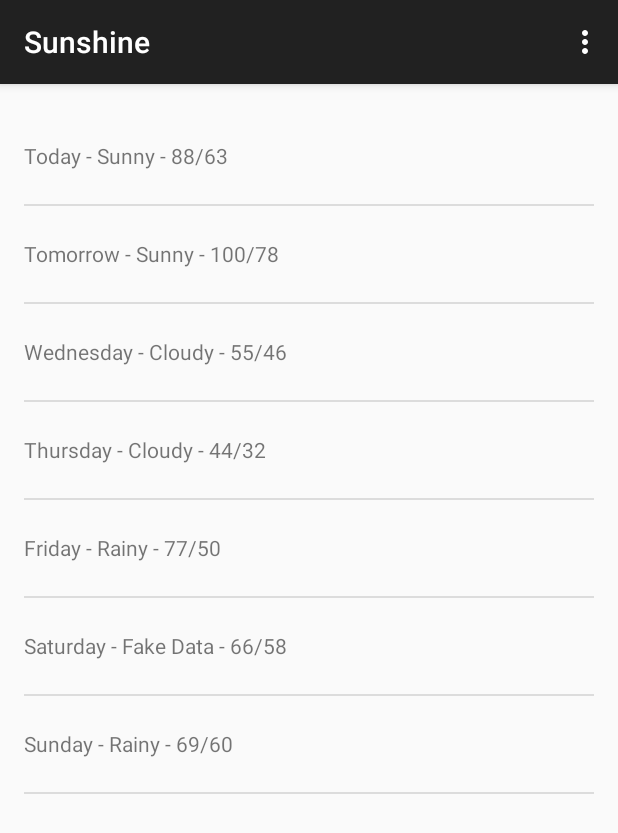
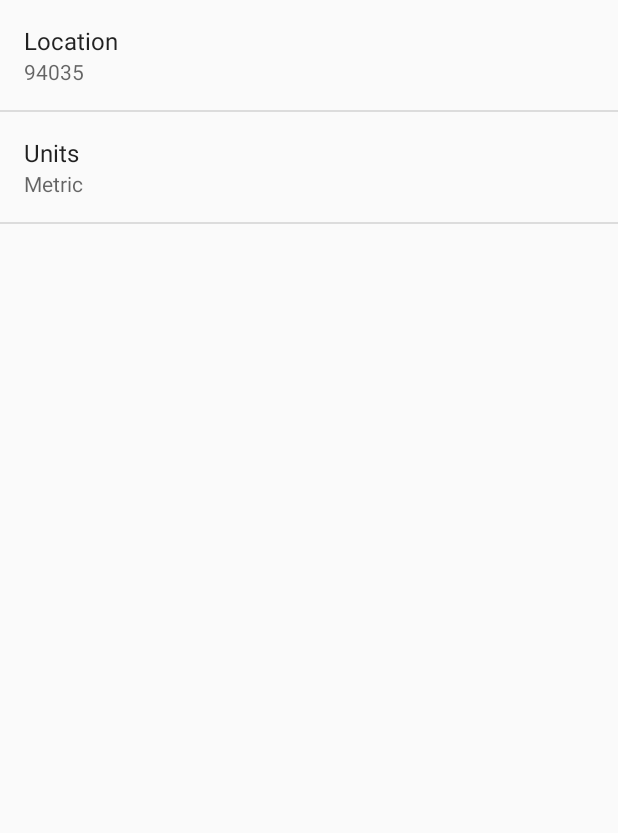
Before and after one commit to PhoenixDev92/SunshineUdacity, an Android app: the screen it shows after launch (MainActivity before the commit, SettingsActivity after it), in the options menu, after a tap on "Settings", on a phone screen of 412 x 824 dp. Shown: the top 833 px of the screen. Run offline under Robolectric (Android 15) with nearby library versions, the phone set to English and light mode, and no system bars.

Commit message:
Completed Lesson 3
Activities and Intents.
View preferred location on map as well as share weather data.

```diff
--- a/Sunshine-Version-2-1.01_hello_world/app/build.gradle
+++ b/Sunshine-Version-2-1.01_hello_world/app/build.gradle
@@ -6,7 +6,7 @@ android {
 
     defaultConfig {
         applicationId "com.example.android.sunshine.app"
-        minSdkVersion 10
+        minSdkVersion 14
         targetSdkVersion 21
         versionCode 1
         versionName "1.0"
--- a/Sunshine-Version-2-1.01_hello_world/app/src/main/java/com/example/android/sunshine/app/ForecastFragment.java
+++ b/Sunshine-Version-2-1.01_hello_world/app/src/main/java/com/example/android/sunshine/app/ForecastFragment.java
@@ -1,9 +1,12 @@
 package com.example.android.sunshine.app;
 
 
+import android.content.Intent;
+import android.content.SharedPreferences;
 import android.net.Uri;
 import android.os.AsyncTask;
 import android.os.Bundle;
+import android.preference.PreferenceManager;
 import android.support.v4.app.Fragment;
 import android.text.format.Time;
 import android.util.Log;
@@ -13,6 +16,7 @@ import android.view.MenuInflater;
 import android.view.MenuItem;
 import android.view.View;
 import android.view.ViewGroup;
+import android.widget.AdapterView;
 import android.widget.ArrayAdapter;
 import android.widget.ListView;
 
@@ -40,6 +44,12 @@ public class ForecastFragment extends Fragment {
     }
 
     @Override
+    public void onStart() {
+        super.onStart();
+        updateWeather();
+    }
+
+    @Override
     public void onCreate(Bundle savedInstanceState){
         super.onCreate(savedInstanceState);
         setHasOptionsMenu(true);
@@ -48,20 +58,20 @@ public class ForecastFragment extends Fragment {
     @Override
     public View onCreateView(LayoutInflater inflater, ViewGroup container,
                              Bundle savedInstanceState) {
-        View rootView = inflater.inflate(R.layout.fragment_main, container, false);
+        final View rootView = inflater.inflate(R.layout.fragment_main, container, false);
 
-        ArrayList<String> forecastData = new ArrayList<>();
-        forecastData.add("Today - Sunny - 88/63");
-        forecastData.add("Tomorrow - Sunny - 100/78");
-        forecastData.add("Wednesday - Cloudy - 55/46");
-        forecastData.add("Thursday - Cloudy - 44/32");
-        forecastData.add("Friday - Rainy - 77/50");
-        forecastData.add("Saturday - Fake Data - 66/58");
-        forecastData.add("Sunday - Rainy - 69/60");
-
-        arrayAdapter = new ArrayAdapter<String>(getActivity(), R.layout.list_item_forcast, R.id.list_item_forecast_textview, forecastData);
+        arrayAdapter = new ArrayAdapter<String>(getActivity(), R.layout.list_item_forcast, R.id.list_item_forecast_textview, new ArrayList<String>());
         ListView listContainer = (ListView) rootView.findViewById(R.id.listview_forecast);
         listContainer.setAdapter(arrayAdapter);
+        listContainer.setOnItemClickListener(new AdapterView.OnItemClickListener() {
+            @Override
+            public void onItemClick(AdapterView<?> parent, View view, int position, long id) {
+                //Toast.makeText(getActivity(), arrayAdapter.getItem(position), Toast.LENGTH_SHORT).show();
+                Intent displayDetails = new Intent(getActivity(), DetailActivity.class);
+                displayDetails.putExtra(Intent.EXTRA_TEXT, arrayAdapter.getItem(position));
+                startActivity(displayDetails);
+            }
+        });
 
         return rootView;
     }
@@ -76,12 +86,18 @@ public class ForecastFragment extends Fragment {
         int id = item.getItemId();
 
         if (id == R.id.action_refresh) {
-            FetchWeatherTask fetchWeatherTask = new FetchWeatherTask();
-            fetchWeatherTask.execute("94043,us");
+            updateWeather();
             return true;
         }
 
         return super.onOptionsItemSelected(item);
+    }
+
+    private void updateWeather(){
+        FetchWeatherTask fetchWeatherTask = new FetchWeatherTask();
+        SharedPreferences preferences = PreferenceManager.getDefaultSharedPreferences(getActivity());
+        String locationToQuery = preferences.getString(getString(R.string.pref_location_key), getString(R.string.pref_location_default)) + ",us";
+        fetchWeatherTask.execute(locationToQuery);
     }
 
     public class FetchWeatherTask extends AsyncTask<String, Void, String[]>
@@ -103,6 +119,14 @@ public class ForecastFragment extends Fragment {
          * Prepare the weather high/lows for presentation.
          */
         private String formatHighLows(double high, double low) {
+            SharedPreferences preferences = PreferenceManager.getDefaultSharedPreferences(getActivity());
+            String selectedUnits = preferences.getString(getString(R.string.pref_units_key), getString(R.string.pref_units_default));
+
+            if (selectedUnits.equalsIgnoreCase("Imperial")){
+                high = (high * 1.8f) + 32;
+                low = (low * 1.8f) + 32;
+            }
+
             // For presentation, assume the user doesn't care about tenths of a degree.
             long roundedHigh = Math.round(high);
             long roundedLow = Math.round(low);
@@ -234,7 +258,6 @@ public class ForecastFragment extends Fragment {
                     return null;
                 }
                 forecastJsonStr = buffer.toString();
-
                 return getWeatherDataFromJson(forecastJsonStr, 7);
 
             } catch (IOException e) {
--- /dev/null
+++ b/Sunshine-Version-2-1.01_hello_world/app/src/main/java/com/example/android/sunshine/app/SettingsActivity.java
@@ -0,0 +1,68 @@
+package com.example.android.sunshine.app;
+
+import android.os.Bundle;
+import android.preference.ListPreference;
+import android.preference.Preference;
+import android.preference.PreferenceActivity;
+import android.preference.PreferenceManager;
+
+/**
+ * A {@link PreferenceActivity} that presents a set of application settings.
+ * <p>
+ * See <a href="http://developer.android.com/design/patterns/settings.html">
+ * Android Design: Settings</a> for design guidelines and the <a
+ * href="http://developer.android.com/guide/topics/ui/settings.html">Settings
+ * API Guide</a> for more information on developing a Settings UI.
+ */
+public class SettingsActivity extends PreferenceActivity
+        implements Preference.OnPreferenceChangeListener {
+
+    @Override
+    public void onCreate(Bundle savedInstanceState) {
+        super.onCreate(savedInstanceState);
+        // Add 'general' preferences, defined in the XML file
+        addPreferencesFromResource(R.xml.pref_general);
+
+        // For all preferences, attach an OnPreferenceChangeListener so the UI summary can be
+        // updated when the preference changes.
+        bindPreferenceSummaryToValue(findPreference(getString(R.string.pref_location_key)));
+        bindPreferenceSummaryToValue(findPreference(getString(R.string.pref_units_key)));
+    }
+
+    /**
+     * Attaches a listener so the summary is always updated with the preference value.
+     * Also fires the listener once, to initialize the summary (so it shows up before the value
+     * is changed.)
+     */
+    private void bindPreferenceSummaryToValue(Preference preference) {
+        // Set the listener to watch for value changes.
+        preference.setOnPreferenceChangeListener(this);
+
+        // Trigger the listener immediately with the preference's
+        // current value.
+        onPreferenceChange(preference,
+                PreferenceManager
+                        .getDefaultSharedPreferences(preference.getContext())
+                        .getString(preference.getKey(), ""));
+    }
+
+    @Override
+    public boolean onPreferenceChange(Preference preference, Object value) {
+        String stringValue = value.toString();
+
+        if (preference instanceof ListPreference) {
+            // For list preferences, look up the correct display value in
+            // the preference's 'entries' list (since they have separate labels/values).
+            ListPreference listPreference = (ListPreference) preference;
+            int prefIndex = listPreference.findIndexOfValue(stringValue);
+            if (prefIndex >= 0) {
+                preference.setSummary(listPreference.getEntries()[prefIndex]);
+            }
+        } else {
+            // For other preferences, set the summary to the value's simple string representation.
+            preference.setSummary(stringValue);
+        }
+        return true;
+    }
+
+}
--- /dev/null
+++ b/Sunshine-Version-2-1.01_hello_world/app/src/main/res/layout/activity_detail.xml
@@ -0,0 +1,4 @@
+<FrameLayout xmlns:android="http://schemas.android.com/apk/res/android"
+    xmlns:tools="http://schemas.android.com/tools" android:id="@+id/container"
+    android:layout_width="match_parent" android:layout_height="match_parent"
+    tools:context="com.example.android.sunshine.app.DetailActivity" tools:ignore="MergeRootFrame" />
--- a/Sunshine-Version-2-1.01_hello_world/app/src/main/res/menu/main.xml
+++ b/Sunshine-Version-2-1.01_hello_world/app/src/main/res/menu/main.xml
@@ -1,6 +1,13 @@
 <menu xmlns:android="http://schemas.android.com/apk/res/android"
     xmlns:app="http://schemas.android.com/apk/res-auto"
     xmlns:tools="http://schemas.android.com/tools" tools:context=".MainActivity">
-    <item android:id="@+id/action_settings" android:title="@string/action_settings"
-        android:orderInCategory="100" app:showAsAction="never" />
+    <item
+        android:id="@+id/action_pref_location"
+        android:title="@string/action_pref_location"
+        app:showAsAction="never" />
+    <item
+        android:id="@+id/action_settings"
+        android:title="@string/action_settings"
+        android:orderInCategory="100"
+        app:showAsAction="never" />
 </menu>
--- a/Sunshine-Version-2-1.01_hello_world/app/src/main/res/values/strings.xml
+++ b/Sunshine-Version-2-1.01_hello_world/app/src/main/res/values/strings.xml
@@ -5,5 +5,27 @@
     <string name="hello_world">Hello world!</string>
     <string name="action_settings">Settings</string>
     <string name="action_refresh">Refresh</string>
+    <string name="action_pref_location">View Location</string>
+    <string name="action_share">Share</string>
+    <string name="title_activity_detail">Details</string>
+    <string name="title_activity_settings">Settings</string>
+
+    <string name="pref_location_label">Location</string>
+    <string name="pref_location_key">location</string>
+    <string name="pref_location_default">94035</string>
+
+    <string name="pref_units_label">Units</string>
+    <string name="pref_units_key">units</string>
+    <string name="pref_units_default">Metric</string>
+    <string-array
+        name="pref_units_entries">
+        <item>Metric</item>
+        <item>Imperial</item>
+    </string-array>
+    <array name="pref_units_entryValues">
+        <item>metric</item>
+        <item>imperial</item>
+    </array>
+    <string name="pref_units_dialog_title">Select Preferred Units</string>
 
 </resources>
--- /dev/null
+++ b/Sunshine-Version-2-1.01_hello_world/app/src/main/res/xml/pref_general.xml
@@ -0,0 +1,19 @@
+<?xml version="1.0" encoding="utf-8"?>
+<PreferenceScreen xmlns:android="http://schemas.android.com/apk/res/android">
+    <EditTextPreference
+        android:title="@string/pref_location_label"
+        android:key="@string/pref_location_key"
+        android:defaultValue="@string/pref_location_default"
+        android:inputType="text"
+        android:singleLine="true">
+    </EditTextPreference>
+
+    <ListPreference
+        android:title="@string/pref_units_label"
+        android:key="@string/pref_units_key"
+        android:defaultValue="@string/pref_units_default"
+        android:entries="@array/pref_units_entries"
+        android:entryValues="@array/pref_units_entries"
+        android:dialogTitle="@string/pref_units_dialog_title">
+    </ListPreference>
+</PreferenceScreen>
```
Also changed, not shown: Sunshine-Version-2-1.01_hello_world/app/src/main/AndroidManifest.xml (+20 -4 lines), Sunshine-Version-2-1.01_hello_world/app/src/main/java/com/example/android/sunshine/app/DetailActivity.java (added, +128 -0 lines), Sunshine-Version-2-1.01_hello_world/app/src/main/java/com/example/android/sunshine/app/MainActivity.java (+17 -0 lines), Sunshine-Version-2-1.01_hello_world/app/src/main/res/layout/fragment_detail.xml (added, +22 -0 lines), Sunshine-Version-2-1.01_hello_world/app/src/main/res/menu/detail.xml (added, +10 -0 lines), Sunshine-Version-2-1.01_hello_world/app/src/main/res/menu/detailfragment.xml (added, +9 -0 lines).
